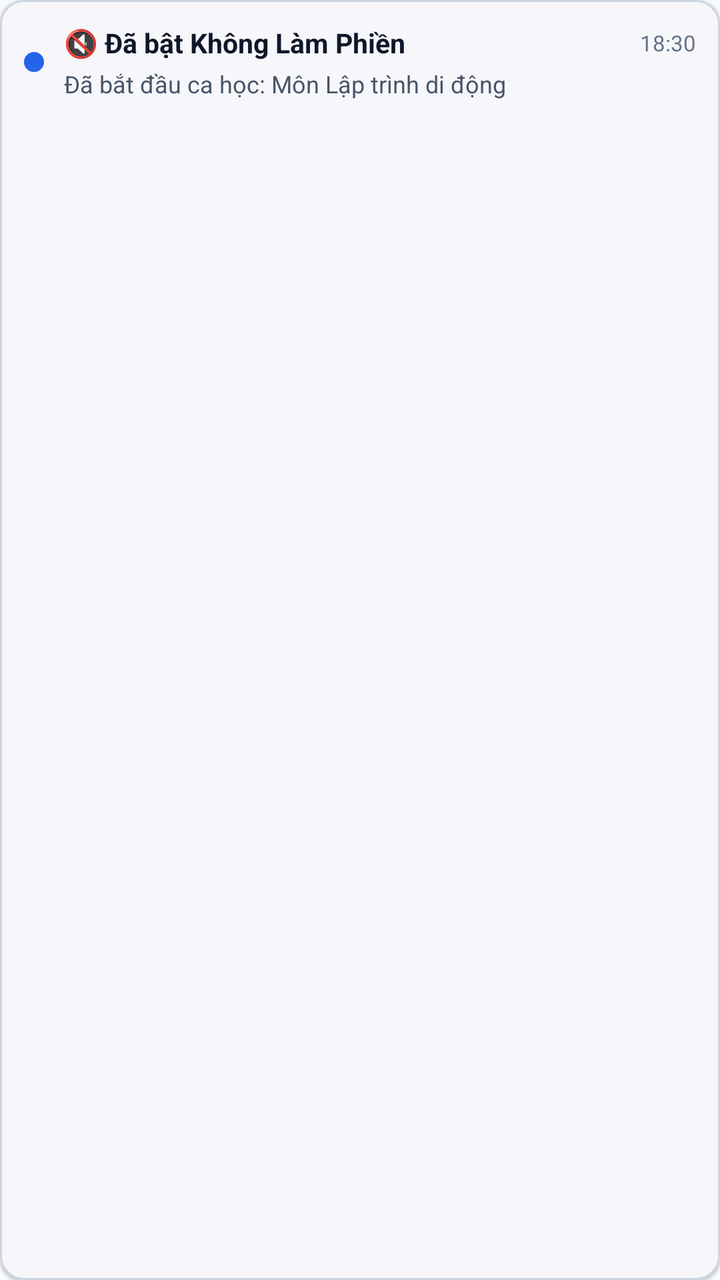
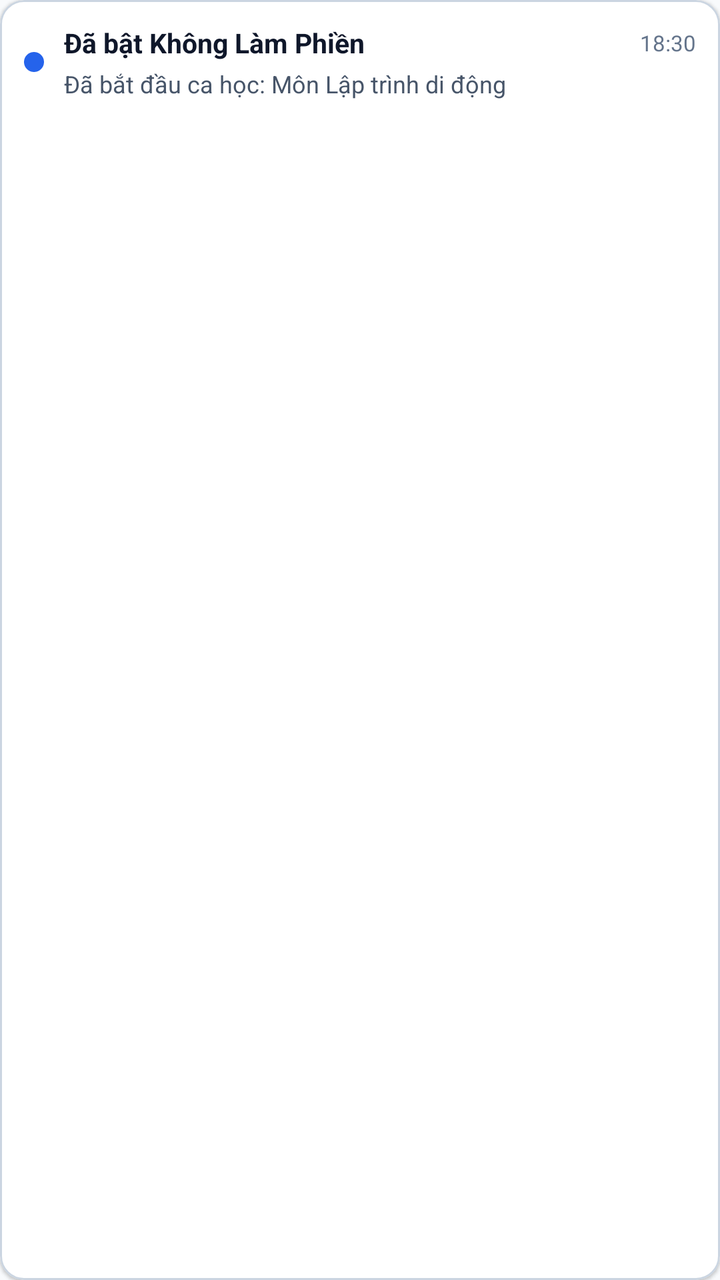

Two renders of the same Android screen: before a commit and after it. Below are the layout's source before the change and the commit's diff.
<!-- AndroidManifest.xml: application theme Theme.LectuPlan -->
<!-- res/layout/item_notification.xml -->
<?xml version="1.0" encoding="utf-8"?>
<com.google.android.material.card.MaterialCardView
    xmlns:android="http://schemas.android.com/apk/res/android"
    xmlns:app="http://schemas.android.com/apk/res-auto"
    android:id="@+id/cardNotificationItem"
    android:layout_width="match_parent"
    android:layout_height="wrap_content"
    android:layout_marginVertical="4dp"
    app:cardCornerRadius="12dp"
    app:cardElevation="1dp"
    app:strokeWidth="1dp"
    app:strokeColor="@color/border_default"
    app:cardBackgroundColor="@color/surface_card">

    <LinearLayout
        android:layout_width="match_parent"
        android:layout_height="wrap_content"
        android:orientation="horizontal"
        android:gravity="center_vertical"
        android:padding="12dp">

        <CheckBox
            android:id="@+id/cbSelectNotif"
            android:layout_width="wrap_content"
            android:layout_height="wrap_content"
            android:visibility="gone"
            android:layout_marginEnd="6dp" />

        
        <View
            android:id="@+id/viewUnreadDot"
            android:layout_width="10dp"
            android:layout_height="10dp"
            android:background="@drawable/bg_ai_badge"
            android:backgroundTint="#2563EB"
            android:layout_marginEnd="10dp" />

        <LinearLayout
            android:layout_width="0dp"
            android:layout_height="wrap_content"
            android:layout_weight="1"
            android:orientation="vertical">

            <LinearLayout
                android:layout_width="match_parent"
                android:layout_height="wrap_content"
                android:orientation="horizontal"
                android:gravity="center_vertical">

                <TextView
                    android:id="@+id/tvNotifTitle"
                    android:layout_width="0dp"
                    android:layout_weight="1"
                    android:layout_height="wrap_content"
                    android:text="🔇 Đã bật Không Làm Phiền"
                    android:textColor="@color/text_primary"
                    android:textSize="13.5sp"
                    android:singleLine="true"
                    android:ellipsize="end"
                    android:textStyle="bold" />

                <TextView
                    android:id="@+id/tvNotifTimestamp"
                    android:layout_width="wrap_content"
                    android:layout_height="wrap_content"
                    android:layout_marginStart="6dp"
                    android:text="18:30"
                    android:textColor="@color/text_tertiary"
                    android:textSize="11sp" />
            </LinearLayout>

            <TextView
                android:id="@+id/tvNotifMessage"
                android:layout_width="match_parent"
                android:layout_height="wrap_content"
                android:layout_marginTop="3dp"
                android:text="Đã bắt đầu ca học: Môn Lập trình di động"
                android:textColor="@color/text_secondary"
                android:textSize="12sp"
                android:maxLines="2"
                android:ellipsize="end" />
        </LinearLayout>

    </LinearLayout>
</com.google.android.material.card.MaterialCardView>
<!-- resources referenced by this layout -->
<resources>
  <color name="border_default">#CBD5E1</color>
  <color name="surface_card">#FFFFFF</color>
  <color name="text_primary">#0F172A</color>
  <color name="text_secondary">#475569</color>
  <color name="text_tertiary">#64748B</color>
  <!-- drawable bg_ai_badge (drawable) -->
  <?xml version="1.0" encoding="utf-8"?>
  <shape xmlns:android="http://schemas.android.com/apk/res/android">
      <solid android:color="#F59E0B" /> 
      <corners android:radius="12dp" />
  </shape>
  <style name="Theme.LectuPlan" parent="Base.Theme.LectuPlan" />
  <style name="Base.Theme.LectuPlan" parent="Theme.Material3.DayNight.NoActionBar">
          <item name="android:windowBackground">@color/window_background</item>
          <item name="colorSurface">@color/surface_card</item>
          <item name="colorOnSurface">@color/text_primary</item>
          <item name="colorSurfaceVariant">@color/surface_card_secondary</item>
          <item name="colorOnSurfaceVariant">@color/text_secondary</item>
          
          <item name="android:windowLightStatusBar" tools:targetApi="23">true</item>
          <item name="android:windowLightNavigationBar" tools:targetApi="27">true</item>
      </style>
  <color name="window_background">#F8FAFC</color>
  <color name="surface_card_secondary">#F1F5F9</color>
</resources>

<!-- the commit's change to res/layout/item_notification.xml (unified diff, before → after) -->
@@ -52,7 +52,7 @@
                     android:layout_width="0dp"
                     android:layout_weight="1"
                     android:layout_height="wrap_content"
-                    android:text="🔇 Đã bật Không Làm Phiền"
+                    android:text="Đã bật Không Làm Phiền"
                     android:textColor="@color/text_primary"
                     android:textSize="13.5sp"
                     android:singleLine="true"
<!-- resource entries referenced after the edit -->
@@ -18,6 +18,7 @@
           <item name="colorOnSurface">@color/text_primary</item>
           <item name="colorSurfaceVariant">@color/surface_card_secondary</item>
           <item name="colorOnSurfaceVariant">@color/text_secondary</item>
+          <item name="elevationOverlayEnabled">false</item>
           
           <item name="android:windowLightStatusBar" tools:targetApi="23">true</item>
           <item name="android:windowLightNavigationBar" tools:targetApi="27">true</item>
